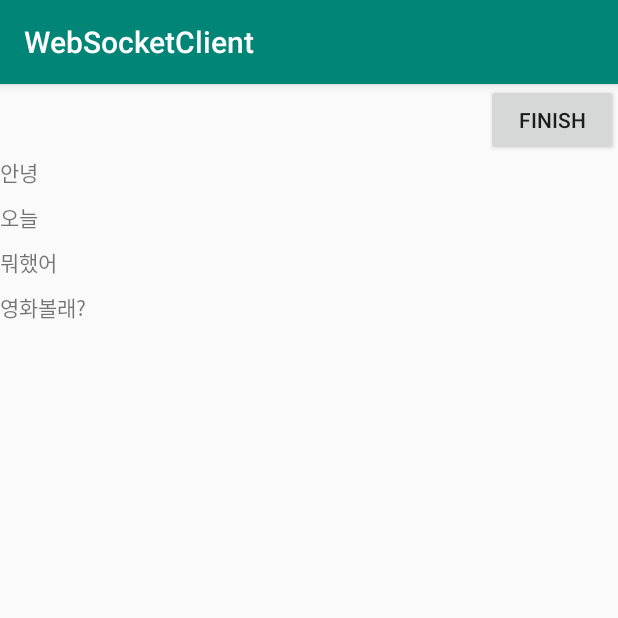
After one commit to NaJunYeop/Project_Jani_Android_Client, an Android app: the ChatActivity screen opened directly, with no data from a screen before it, on a phone screen of 412 x 824 dp, the top half of it. The commit adds this screen. Run offline under Robolectric (Android 15) with nearby library versions, the phone set to English and light mode, and no system bars.

Commit message:
UI merge

```diff
--- a/WebSocketClient/app/build.gradle
+++ b/WebSocketClient/app/build.gradle
@@ -57,4 +57,5 @@ dependencies {
     testImplementation 'junit:junit:4.12'
     androidTestImplementation 'androidx.test.ext:junit:1.1.1'
     androidTestImplementation 'androidx.test.espresso:espresso-core:3.2.0'
+    implementation 'androidx.recyclerview:recyclerview:1.1.0'
 }
--- a/WebSocketClient/app/src/main/AndroidManifest.xml
+++ b/WebSocketClient/app/src/main/AndroidManifest.xml
@@ -13,15 +13,15 @@
         android:roundIcon="@mipmap/ic_launcher_round"
         android:supportsRtl="true"
         android:theme="@style/AppTheme">
-        <activity android:name=".views.RegisterActivity">
+        <activity android:name=".views.ChatActivity"></activity>
+        <activity android:name=".views.MainActivity">
             <intent-filter>
                 <action android:name="android.intent.action.MAIN" />
 
                 <category android:name="android.intent.category.LAUNCHER" />
             </intent-filter>
         </activity>
-        <activity android:name=".views.MainActivity">
-        </activity>
+        <activity android:name=".views.RegisterActivity"></activity>
     </application>
 
 </manifest>
--- /dev/null
+++ b/WebSocketClient/app/src/main/java/com/example/websocketclient/views/ChatActivity.java
@@ -0,0 +1,41 @@
+package com.example.websocketclient.views;
+
+import androidx.appcompat.app.AppCompatActivity;
+import androidx.recyclerview.widget.LinearLayoutManager;
+import androidx.recyclerview.widget.RecyclerView;
+
+import android.os.Bundle;
+import android.view.View;
+import android.widget.Button;
+
+import com.example.websocketclient.R;
+
+public class ChatActivity extends AppCompatActivity {
+
+    private RecyclerView mRecyclerView;
+    private RecyclerView.Adapter mAdapter;
+    private RecyclerView.LayoutManager mLayoutManager;
+
+
+    String[] myDataset = {"안녕", "오늘", "뭐했어","영화볼래?"};        //채팅창 test
+
+    @Override
+    protected void onCreate(Bundle savedInstanceState) {
+        super.onCreate(savedInstanceState);
+        setContentView(R.layout.activity_chat);
+
+        Button btnFinish = (Button)findViewById(R.id.btnFinish);
+        btnFinish.setOnClickListener(new View.OnClickListener() {//finsih 버튼 설정
+            @Override
+            public void onClick(View view) {
+                finish();//종료하는거
+            }
+        });
+        mRecyclerView = (RecyclerView)findViewById(R.id.my_recycler_view);
+        mRecyclerView.setHasFixedSize(true);//리사이클러 뷰 자동계산
+        mLayoutManager = new LinearLayoutManager(this);
+        mRecyclerView.setLayoutManager(mLayoutManager);
+        mAdapter = new MyAdapter(myDataset);//표시될 데이터 연결
+        mRecyclerView.setAdapter(mAdapter);
+    }
+}
--- /dev/null
+++ b/WebSocketClient/app/src/main/java/com/example/websocketclient/views/MyAdapter.java
@@ -0,0 +1,48 @@
+package com.example.websocketclient.views;
+
+import android.view.LayoutInflater;
+import android.view.View;
+import android.view.ViewGroup;
+import android.widget.TextView;
+
+import androidx.recyclerview.widget.RecyclerView;
+
+import com.example.websocketclient.R;
+
+public class MyAdapter extends RecyclerView.Adapter<MyAdapter.MyViewHolder>{
+    private String[] mDataset;
+
+    public static class MyViewHolder extends RecyclerView.ViewHolder {
+        public TextView mTextView;
+        public MyViewHolder(View itemView ){
+            super(itemView);
+            mTextView = (TextView) itemView.findViewById(R.id.mTextView);
+        }
+    }
+
+    public MyAdapter(String[] myDataset){
+        mDataset = myDataset;
+    }
+
+    @Override
+    public MyAdapter.MyViewHolder onCreateViewHolder(ViewGroup parent, int viewType) {
+        View v = (View) LayoutInflater.from(parent.getContext())
+                .inflate(R.layout.my_text_view, parent, false);
+
+        MyViewHolder vh = new MyViewHolder(v);
+        return vh;
+    }
+
+    @Override
+    public void onBindViewHolder(MyViewHolder holder, int position) {//textview에 순서에맞게 데이터를 넣어라
+        holder.mTextView.setText(mDataset[position]);
+
+    }
+
+    @Override
+    public int getItemCount() {
+        return mDataset.length;
+    }
+
+
+}
--- /dev/null
+++ b/WebSocketClient/app/src/main/res/layout/activity_chat.xml
@@ -0,0 +1,25 @@
+<?xml version="1.0" encoding="utf-8"?>
+<RelativeLayout xmlns:android="http://schemas.android.com/apk/res/android"
+    xmlns:app="http://schemas.android.com/apk/res-auto"
+    xmlns:tools="http://schemas.android.com/tools"
+    android:layout_width="match_parent"
+    android:layout_height="match_parent"
+    tools:context=".views.ChatActivity">
+
+
+    <Button
+        android:layout_width="wrap_content"
+        android:layout_height="wrap_content"
+
+        android:text="finish"
+        android:id="@+id/btnFinish"
+        android:layout_alignParentRight="true" />
+
+    <androidx.recyclerview.widget.RecyclerView
+        android:id="@+id/my_recycler_view"
+        android:scrollbars="vertical"
+        android:layout_below="@+id/btnFinish"
+        android:layout_width="match_parent"
+        android:layout_height="match_parent"/>
+
+</RelativeLayout>
--- /dev/null
+++ b/WebSocketClient/app/src/main/res/layout/my_text_view.xml
@@ -0,0 +1,13 @@
+<?xml version="1.0" encoding="utf-8"?>
+<LinearLayout xmlns:android="http://schemas.android.com/apk/res/android"
+    android:orientation="vertical" android:layout_width="match_parent"
+    android:layout_height="wrap_content">
+
+    <TextView
+        android:layout_width="match_parent"
+        android:layout_height="30dp"
+        android:id="@+id/mTextView"
+        />
+
+
+</LinearLayout>
```
Also changed, not shown: WebSocketClient/app/src/main/java/com/example/websocketclient/views/MainActivity.java (+44 -0 lines), WebSocketClient/app/src/main/res/layout/activity_main.xml (+68 -2 lines), WebSocketClient/app/src/main/res/layout/activity_register.xml (+9 -0 lines).
